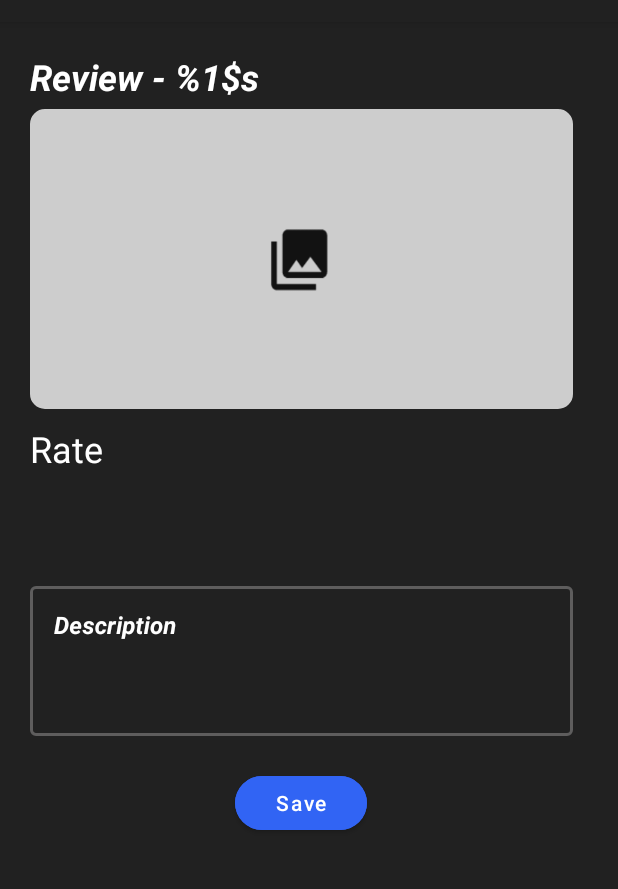
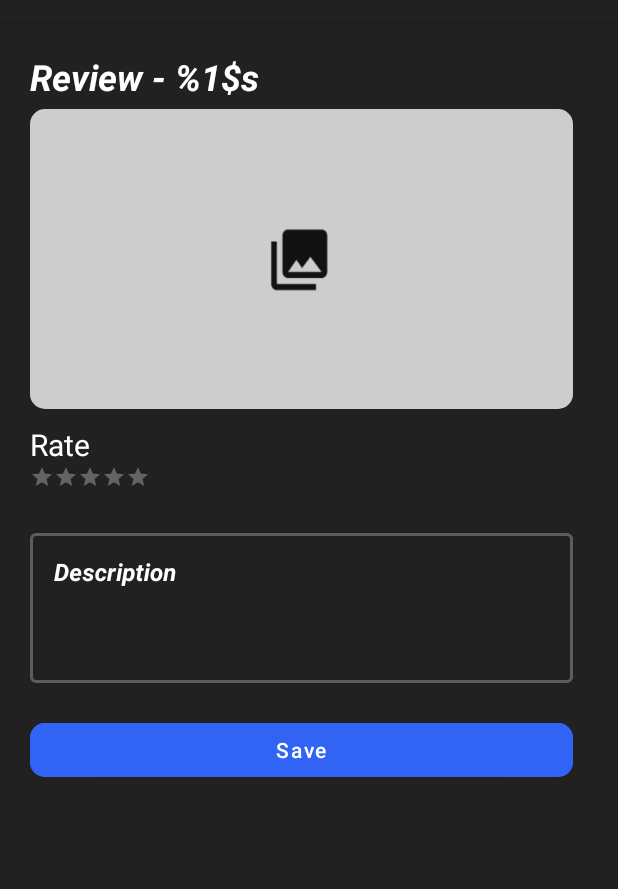
Before and after one commit to AviranBac/RecipeReviews, an Android app: the fragment SaveReviewFragment placed in its activity, on a phone screen of 412 x 824 dp, the part 62-951 px from its top. Run offline under Robolectric (Android 15) with nearby library versions, the phone set to English and light mode, and no system bars; our stand-ins replace Firebase (no records; nobody signed in at launch, a user with empty details on screens opened directly), navigation-ui; pictures from the network do not load; 2 statements that could not run were skipped.

Commit message:
feat(Review Details and Save Review): Aviran multiple PR fixes

```diff
--- a/app/src/main/java/com/example/recipereviews/fragments/user/MainPageFragment.java
+++ b/app/src/main/java/com/example/recipereviews/fragments/user/MainPageFragment.java
@@ -56,6 +56,7 @@ public class MainPageFragment extends Fragment {
         this.initializeMembers();
         this.setListeners(view);
         this.addObservers();
+        this.reloadData();
 
         return view;
     }
--- a/app/src/main/java/com/example/recipereviews/fragments/user/ProfileFragment.java
+++ b/app/src/main/java/com/example/recipereviews/fragments/user/ProfileFragment.java
@@ -1,6 +1,6 @@
 package com.example.recipereviews.fragments.user;
 
-import static com.example.recipereviews.fragments.user.ProfileFragmentDirections.actionProfileFragmentToReviewDetailsFragment;
+import static com.example.recipereviews.fragments.user.ProfileFragmentDirections.actionGlobalReviewDetailsFragment;
 
 import android.content.Context;
 import android.graphics.Paint;
@@ -124,7 +124,7 @@ public class ProfileFragment extends Fragment {
             this.sharedViewModel.setReviewData(Objects.requireNonNull(this.viewModel.getReviewListDataByUserId().getValue()).get(pos).getReview());
             this.sharedViewModel.setRecipeData(Objects.requireNonNull(this.viewModel.getReviewListDataByUserId().getValue()).get(pos).getRecipe());
             this.sharedViewModel.setUserData(Objects.requireNonNull(this.viewModel.getProfileUser().getValue()));
-            NavigationUtils.navigate(view, actionProfileFragmentToReviewDetailsFragment());
+            NavigationUtils.navigate(view, actionGlobalReviewDetailsFragment());
         });
     }
 
--- a/app/src/main/res/layout/fragment_save_review.xml
+++ b/app/src/main/res/layout/fragment_save_review.xml
@@ -65,7 +65,7 @@
                         android:layout_width="wrap_content"
                         android:layout_height="wrap_content"
                         android:text="@string/rate"
-                        android:textSize="24sp"
+                        android:textSize="20sp"
                         app:layout_constraintStart_toStartOf="parent"
                         app:layout_constraintTop_toTopOf="parent" />
 
@@ -73,7 +73,8 @@
                         android:id="@+id/rating"
                         style="?android:attr/ratingBarStyleSmall"
                         android:layout_width="wrap_content"
-                        android:layout_height="50dp"
+                        android:layout_height="20dp"
+                        android:contentDescription="@string/rate"
                         android:isIndicator="false"
                         android:numStars="5"
                         android:stepSize="0.5"
@@ -106,40 +107,34 @@
                     android:textStyle="bold|italic" />
             </com.google.android.material.textfield.TextInputLayout>
 
-            <LinearLayout
+            <RelativeLayout
                 android:layout_width="match_parent"
-                android:layout_height="wrap_content"
+                android:layout_height="match_parent"
                 android:gravity="center_horizontal">
 
                 <Button
                     android:id="@+id/save_button"
-                    android:layout_width="wrap_content"
+                    android:layout_width="match_parent"
                     android:layout_height="wrap_content"
-                    android:layout_marginBottom="20dp"
+                    android:layout_gravity="center"
                     android:backgroundTint="#3164f4"
-                    android:gravity="center"
                     android:text="@string/save"
                     android:textAllCaps="false"
-                    app:cornerRadius="30dp" />
-
-            </LinearLayout>
-        </androidx.appcompat.widget.LinearLayoutCompat>
-
-    </ScrollView>
+                    android:textColor="@color/white"
+                    app:cornerRadius="10dp" />
 
                 <com.google.android.material.progressindicator.CircularProgressIndicator
                     android:id="@+id/progressIndicator"
                     android:layout_width="wrap_content"
                     android:layout_height="wrap_content"
+                    android:layout_centerInParent="true"
                     android:layout_gravity="center"
                     android:indeterminate="true"
                     android:visibility="gone"
+                    app:showAnimationBehavior="none"
                     app:indicatorColor="@color/white"
-        app:indicatorSize="200dp"
-        app:layout_constraintBottom_toBottomOf="parent"
-        app:layout_constraintEnd_toEndOf="parent"
-        app:layout_constraintStart_toStartOf="parent"
-        app:layout_constraintTop_toTopOf="parent"
-        app:showAnimationBehavior="none" />
-
+                    app:indicatorSize="14dp" />
+            </RelativeLayout>
+        </androidx.appcompat.widget.LinearLayoutCompat>
+    </ScrollView>
 </androidx.constraintlayout.widget.ConstraintLayout>
--- a/app/src/main/res/navigation/user_nav_graph.xml
+++ b/app/src/main/res/navigation/user_nav_graph.xml
@@ -9,7 +9,7 @@
         android:id="@+id/mainPageFragment"
         android:name="com.example.recipereviews.fragments.user.MainPageFragment"
         android:label="@string/recipe_reviews"
-        tools:layout="@layout/fragment_main_page" >
+        tools:layout="@layout/fragment_main_page">
         <action
             android:id="@+id/action_mainPageFragment_to_profileFragment"
             app:destination="@id/profileFragment"
@@ -25,12 +25,8 @@
     <fragment
         android:id="@+id/profileFragment"
         android:name="com.example.recipereviews.fragments.user.ProfileFragment"
-        android:label=""
         tools:layout="@layout/fragment_profile" >
         <argument android:name="userId" app:argType="string" />
-        <action
-            android:id="@+id/action_profileFragment_to_reviewDetailsFragment"
-            app:destination="@id/reviewDetailsFragment" />
         <action
             android:id="@+id/action_profileFragment_to_editProfileFragment"
             app:destination="@id/editProfileFragment" />
@@ -38,46 +34,30 @@
     <fragment
         android:id="@+id/editProfileFragment"
         android:name="com.example.recipereviews.fragments.user.EditProfileFragment"
-        android:label=""
         tools:layout="@layout/fragment_edit_profile" >
         <argument android:name="userId" app:argType="string" />
     </fragment>
     <fragment
         android:id="@+id/recipeDetailsFragment"
         android:name="com.example.recipereviews.fragments.user.RecipeDetailsFragment"
-        android:label="@string/recipe_details"
         tools:layout="@layout/fragment_recipe_details">
         <argument
             android:name="recipeId"
             app:argType="integer" />
-        <action
-            android:id="@+id/action_recipeDetailsFragment_to_reviewDetailsFragment"
-            app:destination="@id/reviewDetailsFragment" />
-        <action
-            android:id="@+id/action_recipeDetailsFragment_to_saveReviewFragment"
-            app:destination="@id/saveReviewFragment" />
     </fragment>
     <fragment
         android:id="@+id/reviewDetailsFragment"
         android:name="com.example.recipereviews.fragments.user.ReviewDetailsFragment"
         tools:layout="@layout/fragment_review_details">
-        <action
-            android:id="@+id/action_reviewDetailsFragment_to_saveReviewFragment"
-            app:destination="@id/saveReviewFragment" />
-        <action
-            android:id="@+id/action_reviewDetailsFragment_to_recipeDetailsFragment"
-            app:destination="@id/recipeDetailsFragment" />
     </fragment>
     <fragment
         android:id="@+id/saveReviewFragment"
         android:name="com.example.recipereviews.fragments.user.SaveReviewFragment"
-        android:label="fragment_save_review"
         tools:layout="@layout/fragment_save_review">
         <argument
             android:name="isEdit"
             app:argType="boolean" />
-        <action
-            android:id="@+id/action_saveReviewFragment_to_reviewDetailsFragment"
-            app:destination="@id/reviewDetailsFragment" />
     </fragment>
+    <action android:id="@+id/action_global_reviewDetailsFragment" app:destination="@id/reviewDetailsFragment" />
+    <action android:id="@+id/action_global_saveReviewFragment" app:destination="@id/saveReviewFragment" />
 </navigation>
--- a/app/src/main/res/values/strings.xml
+++ b/app/src/main/res/values/strings.xml
@@ -28,8 +28,6 @@
     <string name="delete">Delete</string>
     <string name="edit">Edit</string>
     <string name="review_name_placeholder">Review - %1$s</string>
-    <!-- TODO: Remove or change this placeholder text -->
-    <string name="hello_blank_fragment">Hello blank fragment</string>
     <string name="description">Description</string>
     <string name="rate">Rate</string>
     <string name="save">Save</string>
```
Also changed, not shown: app/src/main/java/com/example/recipereviews/fragments/user/RecipeDetailsFragment.java (+8 -12 lines), app/src/main/java/com/example/recipereviews/fragments/user/ReviewDetailsFragment.java (+12 -13 lines), app/src/main/java/com/example/recipereviews/fragments/user/SaveReviewFragment.java (+14 -18 lines), app/src/main/java/com/example/recipereviews/models/models/RecipeModel.java (+0 -10 lines), app/src/main/res/layout/fragment_review_details.xml (+19 -19 lines), app/src/main/res/navigation/guest_nav_graph.xml (+0 -9 lines), app/src/main/java/com/example/recipereviews/fragments/user/ReviewListFragment.java (deleted). Lines whose indentation alone changed are shown as unchanged.
